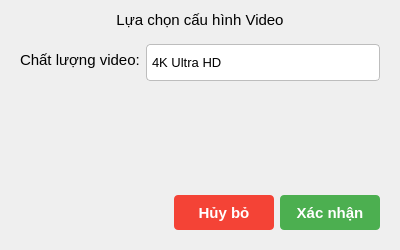
Before: the Qt Designer form dialog_video.ui in ThangStar/video_moviepy, drawn with Qt 5.
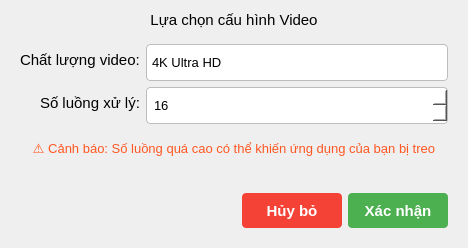
After: the same form once the commit is applied. Icons and pictures are not drawn.

Patch:
```diff
--- a/dialog_video.ui
+++ b/dialog_video.ui
@@ -6,8 +6,8 @@
    <rect>
     <x>0</x>
     <y>0</y>
-    <width>400</width>
-    <height>250</height>
+    <width>468</width>
+    <height>248</height>
    </rect>
   </property>
   <property name="windowTitle">
@@ -37,7 +37,18 @@
     image: url(:/icons/down_arrow.png);
     width: 12px;
     height: 12px;
-}</string>
+}
+QSpinBox {
+    padding: 5px;
+    border: 1px solid #bdbdbd;
+    border-radius: 4px;
+    background-color: white;
+    font-size: 10pt;
+}
+QSpinBox:hover {
+    border: 1px solid #2196F3;
+}
+         </string>
   </property>
   <layout class="QVBoxLayout" name="verticalLayout">
    <item>
@@ -116,6 +127,54 @@
         </item>
        </widget>
       </item>
+      <item row="1" column="0">
+       <widget class="QLabel" name="label_3">
+        <property name="text">
+         <string>Số luồng xử lý:</string>
+        </property>
+       </widget>
+      </item>
+      <item row="1" column="1">
+       <widget class="QSpinBox" name="threadsSpinBox">
+        <property name="minimumSize">
+         <size>
+          <width>200</width>
+          <height>37</height>
+         </size>
+        </property>
+        <property name="minimum">
+         <number>1</number>
+        </property>
+        <property name="maximum">
+         <number>32</number>
+        </property>
+        <property name="value">
+         <number>16</number>
+        </property>
+       </widget>
+      </item>
+      <item row="2" column="0" colspan="2">
+       <widget class="QLabel" name="warningLabel">
+        <property name="styleSheet">
+         <string notr="true">
+QLabel {
+    color: #FF5722;
+    padding: 10px;
+    font-size: 10pt;
+}
+         </string>
+        </property>
+        <property name="text">
+         <string>&lt;html&gt;&lt;head/&gt;&lt;body&gt;&lt;p&gt;⚠️ Cảnh báo: Số luồng quá cao có thể khiến ứng dụng của bạn bị treo&lt;/p&gt;&lt;/body&gt;&lt;/html&gt;</string>
+        </property>
+        <property name="alignment">
+         <set>Qt::AlignCenter</set>
+        </property>
+        <property name="wordWrap">
+         <bool>true</bool>
+        </property>
+       </widget>
+      </item>
      </layout>
     </widget>
    </item>
```
